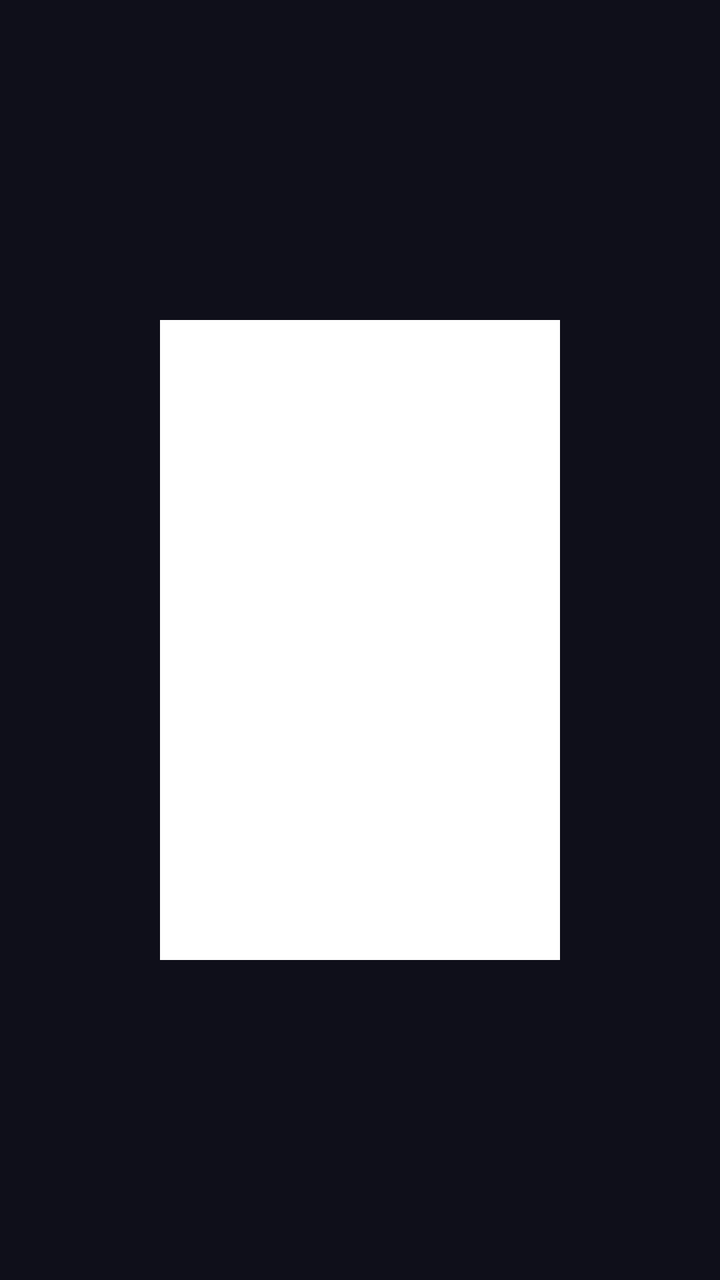
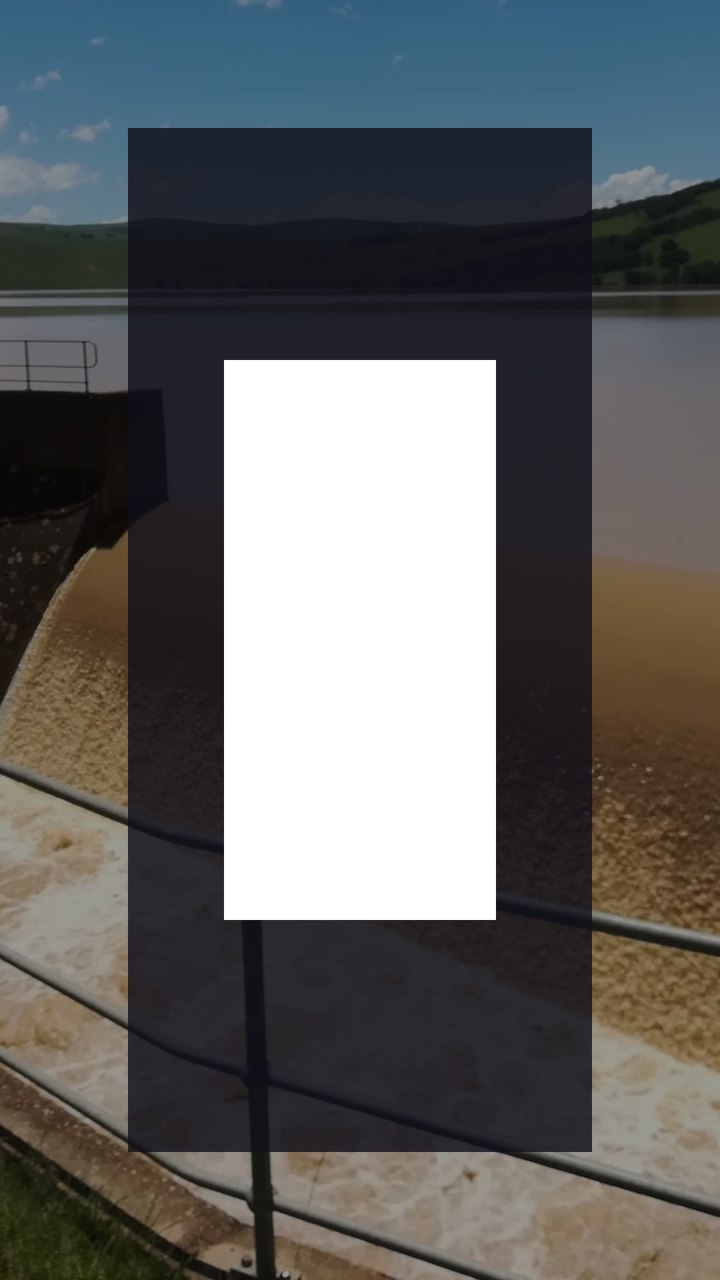

An Android layout rendered at two revisions. The XML below is the earlier revision; the diff shows what the commit changed to produce the second picture.
<!-- AndroidManifest.xml: application theme Theme.HomeRemote -->
<!-- res/layout/dream_remote.xml -->
<?xml version="1.0" encoding="utf-8"?>
<LinearLayout xmlns:android="http://schemas.android.com/apk/res/android"
    android:layout_width="match_parent"
    android:layout_height="match_parent"
    android:orientation="horizontal"
    android:gravity="center"
    android:background="#0f0f1a"
    android:padding="80dp">

    <ImageView
        android:id="@+id/dream_iv_qr"
        android:layout_width="320dp"
        android:layout_height="320dp"
        android:background="#ffffff"
        android:padding="12dp"
        android:scaleType="fitXY"
        android:layout_marginEnd="64dp" />

    <LinearLayout
        android:layout_width="wrap_content"
        android:layout_height="wrap_content"
        android:orientation="vertical"
        android:gravity="start">

        <TextView
            android:layout_width="wrap_content"
            android:layout_height="wrap_content"
            android:text="Control this TV from your phone"
            android:textSize="28sp"
            android:textColor="#ffffff"
            android:textStyle="bold"
            android:layout_marginBottom="8dp" />

        <TextView
            android:layout_width="wrap_content"
            android:layout_height="wrap_content"
            android:text="Scan the QR code or open:"
            android:textSize="18sp"
            android:textColor="#888888"
            android:layout_marginBottom="16dp" />

        <TextView
            android:id="@+id/dream_tv_url"
            android:layout_width="wrap_content"
            android:layout_height="wrap_content"
            android:text="http://..."
            android:textSize="26sp"
            android:textColor="#e94560"
            android:textStyle="bold"
            android:layout_marginBottom="8dp" />

        <TextView
            android:id="@+id/dream_tv_local_url"
            android:layout_width="wrap_content"
            android:layout_height="wrap_content"
            android:text=""
            android:textSize="16sp"
            android:textColor="#7c5cbf" />

    </LinearLayout>

</LinearLayout>
<!-- resources referenced by this layout -->
<resources>
  <style name="Theme.HomeRemote" parent="Theme.Leanback">
          <item name="android:windowBackground">@android:color/black</item>
          <item name="android:colorPrimary">#e94560</item>
          <item name="android:colorPrimaryDark">#1a1a2e</item>
      </style>
</resources>

<!-- the commit's change to res/layout/dream_remote.xml (unified diff, before → after) -->
@@ -1,62 +1,65 @@
 <?xml version="1.0" encoding="utf-8"?>
-<LinearLayout xmlns:android="http://schemas.android.com/apk/res/android"
+<FrameLayout xmlns:android="http://schemas.android.com/apk/res/android"
     android:layout_width="match_parent"
-    android:layout_height="match_parent"
-    android:orientation="horizontal"
-    android:gravity="center"
-    android:background="#0f0f1a"
-    android:padding="80dp">
+    android:layout_height="match_parent">
 
     <ImageView
-        android:id="@+id/dream_iv_qr"
-        android:layout_width="320dp"
-        android:layout_height="320dp"
-        android:background="#ffffff"
-        android:padding="12dp"
-        android:scaleType="fitXY"
-        android:layout_marginEnd="64dp" />
+        android:layout_width="match_parent"
+        android:layout_height="match_parent"
+        android:src="@drawable/bg_screensaver"
+        android:scaleType="centerCrop"
+        android:contentDescription="@null" />
+
+    <View
+        android:layout_width="match_parent"
+        android:layout_height="match_parent"
+        android:background="#66000000" />
 
     <LinearLayout
         android:layout_width="wrap_content"
         android:layout_height="wrap_content"
-        android:orientation="vertical"
-        android:gravity="start">
+        android:layout_gravity="center_vertical|start"
+        android:orientation="horizontal"
+        android:gravity="center_vertical"
+        android:background="#CC0f0f1a"
+        android:padding="48dp"
+        android:layout_margin="64dp">
 
-        <TextView
+        <ImageView
+            android:id="@+id/dream_iv_qr"
+            android:layout_width="280dp"
+            android:layout_height="280dp"
+            android:background="#ffffff"
+            android:padding="10dp"
+            android:scaleType="fitXY"
+            android:layout_marginEnd="48dp" />
+
+        <LinearLayout
             android:layout_width="wrap_content"
             android:layout_height="wrap_content"
-            android:text="Control this TV from your phone"
-            android:textSize="28sp"
-            android:textColor="#ffffff"
-            android:textStyle="bold"
-            android:layout_marginBottom="8dp" />
+            android:orientation="vertical"
+            android:gravity="start">
 
-        <TextView
-            android:layout_width="wrap_content"
-            android:layout_height="wrap_content"
-            android:text="Scan the QR code or open:"
-            android:textSize="18sp"
-            android:textColor="#888888"
-            android:layout_marginBottom="16dp" />
+            <TextView
+                android:layout_width="wrap_content"
+                android:layout_height="wrap_content"
+                android:text="Skena ukuze ifowuni yakho ibe yirimothi."
+                android:textSize="26sp"
+                android:textColor="#ffffff"
+                android:textStyle="bold"
+                android:layout_marginBottom="12dp" />
 
-        <TextView
-            android:id="@+id/dream_tv_url"
-            android:layout_width="wrap_content"
-            android:layout_height="wrap_content"
-            android:text="http://..."
-            android:textSize="26sp"
-            android:textColor="#e94560"
-            android:textStyle="bold"
-            android:layout_marginBottom="8dp" />
+            <TextView
+                android:id="@+id/dream_tv_url"
+                android:layout_width="wrap_content"
+                android:layout_height="wrap_content"
+                android:text="http://homeremote:8080"
+                android:textSize="24sp"
+                android:textColor="#e94560"
+                android:textStyle="bold" />
 
-        <TextView
-            android:id="@+id/dream_tv_local_url"
-            android:layout_width="wrap_content"
-            android:layout_height="wrap_content"
-            android:text=""
-            android:textSize="16sp"
-            android:textColor="#7c5cbf" />
+        </LinearLayout>
 
     </LinearLayout>
 
-</LinearLayout>
+</FrameLayout>
<!-- resource entries referenced after the edit -->
@@ -1,5 +1,6 @@
 <!-- resources referenced by this layout -->
 <resources>
+  <!-- drawable bg_screensaver: jpg bitmap (drawable, 178306 bytes) -->
   <style name="Theme.HomeRemote" parent="Theme.Leanback">
           <item name="android:windowBackground">@android:color/black</item>
           <item name="android:colorPrimary">#e94560</item>
